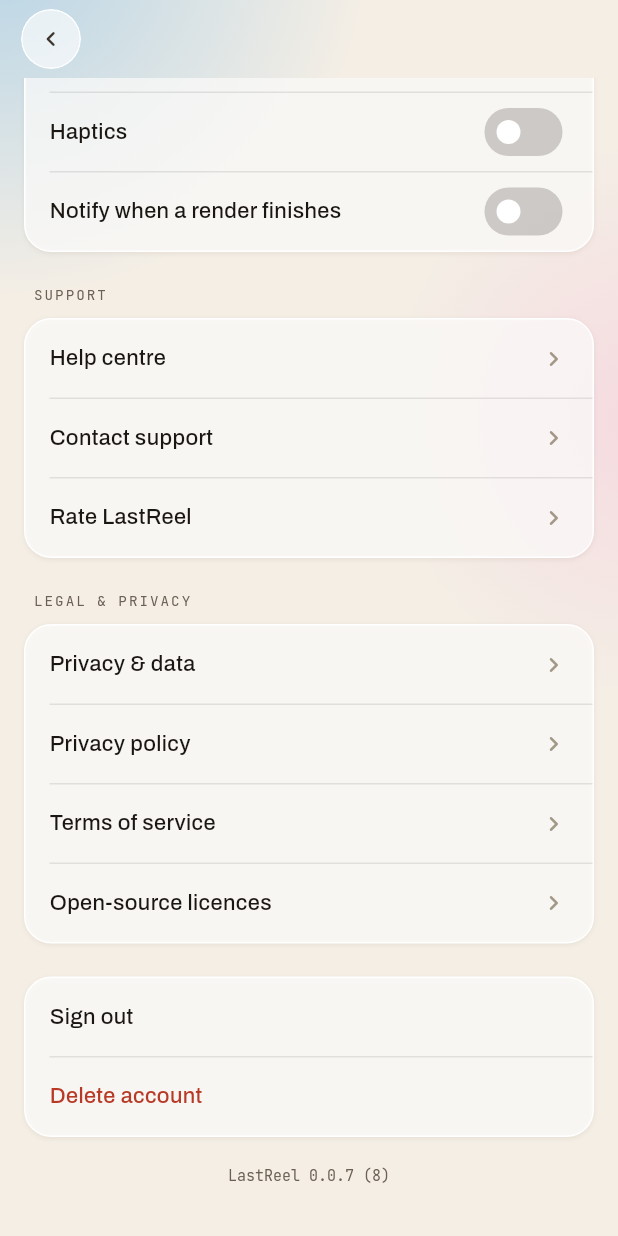
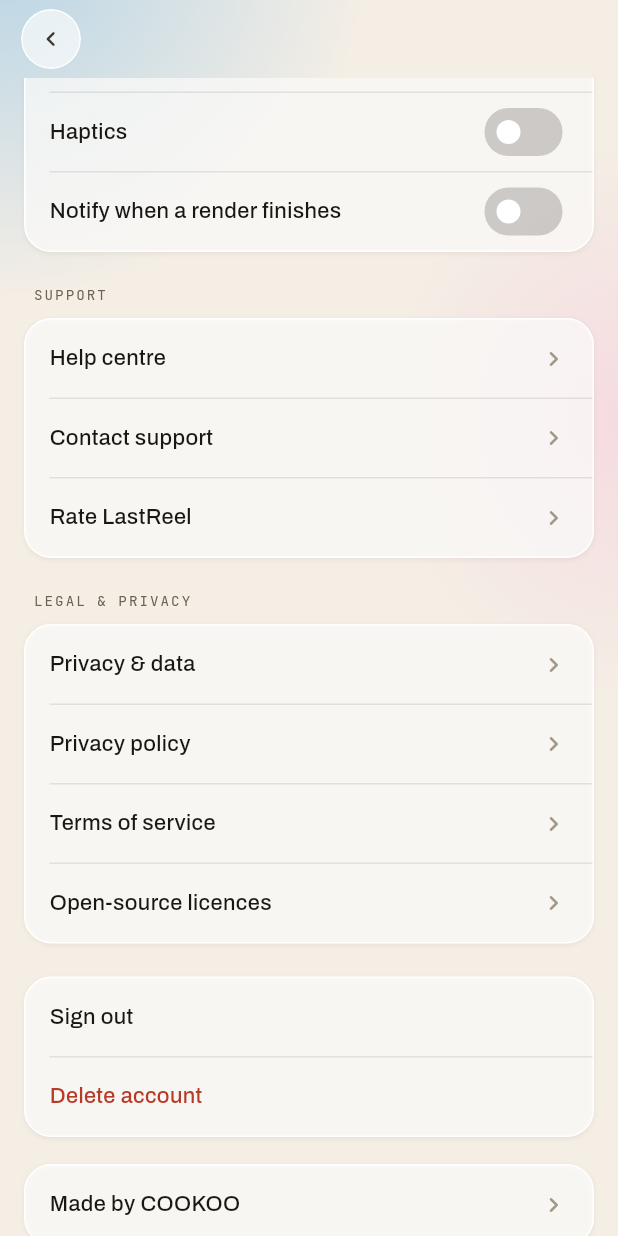
Before and after one commit to abdullah432/endcrawl, a Flutter app: the SettingsScreen screen opened directly, scrolled down 656 dp, on a phone screen of 412 x 824 dp. Run offline on Flutter 3.47's test engine with Material 3 defaults, Android fonts, the light colour scheme and no system bars; our stand-ins replace cloud_firestore, firebase_analytics, firebase_auth, firebase_core, flutter_riverpod, flutter_slidable and 7 more; missing offline and left inert: clarity_flutter, gal, purchases_flutter; accounts and stored records are empty.

Commit message:
Add studio attribution link with UTM parameters and corresponding test

```diff
--- a/app/lib/core/config/app_links.dart
+++ b/app/lib/core/config/app_links.dart
@@ -4,6 +4,14 @@ import 'package:flutter/foundation.dart';
 /// cookoo.dev, the COOKOO Technologies site.
 abstract final class AppLinks {
   static const supportEmail = 'hello@cookoo.dev';
+
+  /// Tagged studio link: native browsers may omit their app referrer.
+  static final studio = Uri.https('cookoo.dev', '/', {
+    'utm_source': 'lastreel',
+    'utm_medium': 'referral',
+    'utm_campaign': 'made_by_cookoo',
+    'utm_content': 'settings_footer',
+  });
 
   /// Answers to common questions, with a way to reach support.
   static final helpCentre = Uri.parse('https://cookoo.dev/lastreel/help');
--- a/app/lib/features/settings/screens/settings_screen.dart
+++ b/app/lib/features/settings/screens/settings_screen.dart
@@ -152,6 +152,10 @@ class SettingsScreen extends ConsumerWidget {
             ),
           ]),
           const SizedBox(height: 18),
+          EcGroup(children: [
+            EcGroupRow(title: 'Made by COOKOO', onTap: () => links.openUrl(AppLinks.studio)),
+          ]),
+          const SizedBox(height: 18),
           if (version != null) Text(version, textAlign: TextAlign.center, style: t.mono.copyWith(fontSize: 10)),
         ],
       ),
```
Also changed, not shown: 1 other file.
